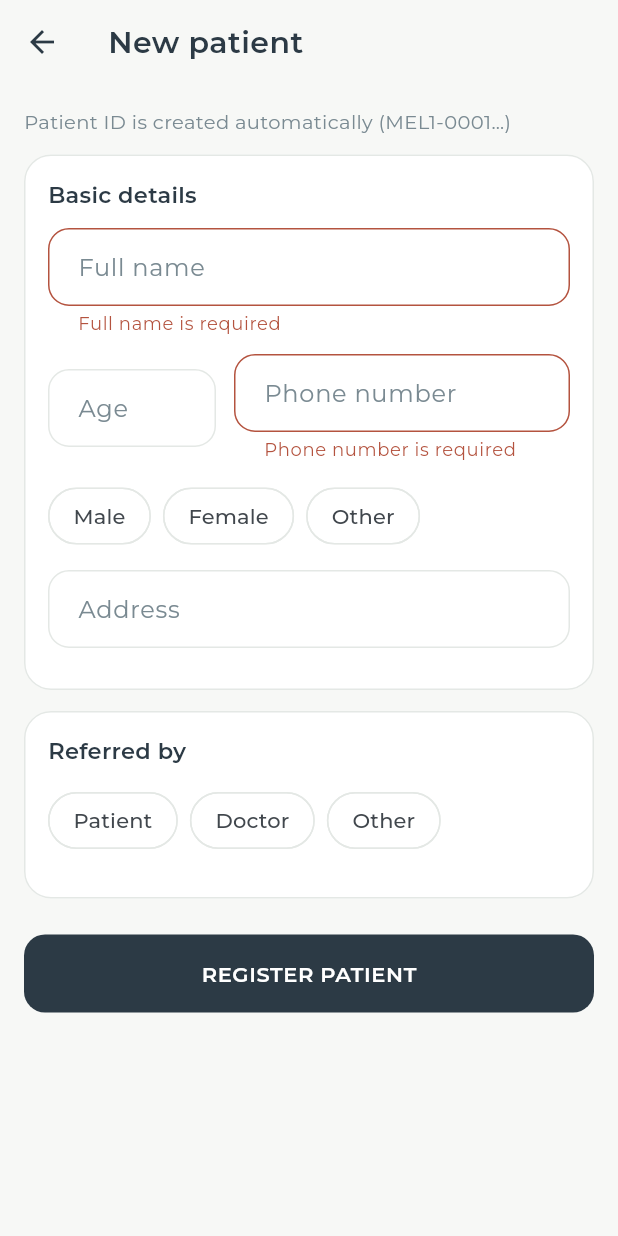
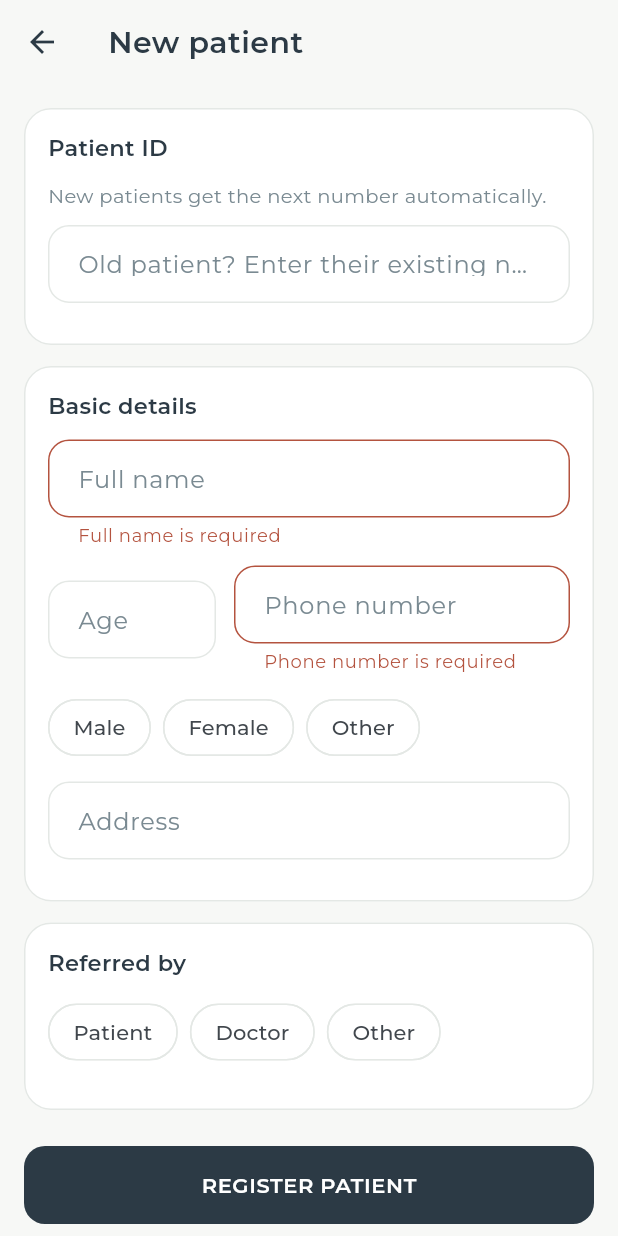
Before and after one commit to meloriasiddha/Meloria-Siddha-App, a Flutter app: the PatientFormScreen screen opened directly, after a tap on "REGISTER PATIENT", on a phone screen of 412 x 824 dp. Run offline on Flutter 3.47's test engine with Material 3 defaults, Android fonts, the phone set to English and light mode, and no system bars; our stand-ins replace google_fonts, supabase_flutter; accounts and stored records are empty.

Commit message:
Registration: allow entering old patient numbers
Co-Authored-By: Claude Opus 5.5 <noreply@anthropic.com>
Claude-Session: https://claude.ai/code/session_012g6y6JpjMgwCo7o7EbLb3e

```diff
--- a/lib/screens/patient_form_screen.dart
+++ b/lib/screens/patient_form_screen.dart
@@ -21,6 +21,7 @@ class _PatientFormScreenState extends State<PatientFormScreen> {
   late final _phone = TextEditingController(text: str(widget.patient?['phone']));
   late final _address = TextEditingController(text: str(widget.patient?['address']));
   late final _refName = TextEditingController(text: str(widget.patient?['referred_by_name']));
+  final _oldNumber = TextEditingController(); // for entering old patients (1–218)
   late String _gender = str(widget.patient?['gender']);
   late String _refType = str(widget.patient?['referred_by_type']);
   String? _refPatientId;
@@ -67,6 +68,11 @@ class _PatientFormScreenState extends State<PatientFormScreen> {
           ? (_refPatientLabel.isEmpty ? null : _refPatientLabel)
           : (_refName.text.trim().isEmpty ? null : _refName.text.trim()),
     };
+    final old = toInt(_oldNumber.text);
+    if (widget.patient == null && old != null) {
+      // Old patient: keep their original number, e.g. 45 → MEL1-0045
+      data['patient_code'] = 'MEL1-${old.toString().padLeft(4, '0')}';
+    }
     try {
       final saved = await Db.savePatient(data, id: widget.patient?['id']);
       if (!mounted) return;
@@ -75,7 +81,12 @@ class _PatientFormScreenState extends State<PatientFormScreen> {
       }
       Navigator.pop(context, saved);
     } catch (e) {
-      if (mounted) showMsg(context, 'Could not save: $e', error: true);
+      final dup = e.toString().contains('patient_code');
+      if (mounted) {
+        showMsg(context,
+            dup ? 'That patient number is already used.' : 'Could not save: $e',
+            error: true);
+      }
     }
     if (mounted) setState(() => _saving = false);
   }
@@ -96,11 +107,21 @@ class _PatientFormScreenState extends State<PatientFormScreen> {
                 child: Tag('Patient ID  ${widget.patient!['patient_code']}', color: Brand.teal),
               )
             else
-              const Padding(
-                padding: EdgeInsets.only(bottom: 12),
-                child: Text('Patient ID is created automatically (MEL1-0001…)',
-                    style: TextStyle(color: Brand.muted, fontSize: 13)),
+              SectionCard(
+                title: 'Patient ID',
+                child: Column(
+                  crossAxisAlignment: CrossAxisAlignment.start,
+                  children: [
+                    const Text('New patients get the next number automatically.',
+                        style: TextStyle(color: Brand.muted, fontSize: 13)),
+                    const SizedBox(height: 10),
+                    Field('Old patient? Enter their existing number', _oldNumber,
+                        keyboard: TextInputType.number,
+                        hint: 'e.g. 45 → MEL1-0045 (leave empty for new)'),
+                  ],
+                ),
               ),
+            if (!editing) const SizedBox(height: 14),
             SectionCard(
               title: 'Basic details',
               child: Column(
```
